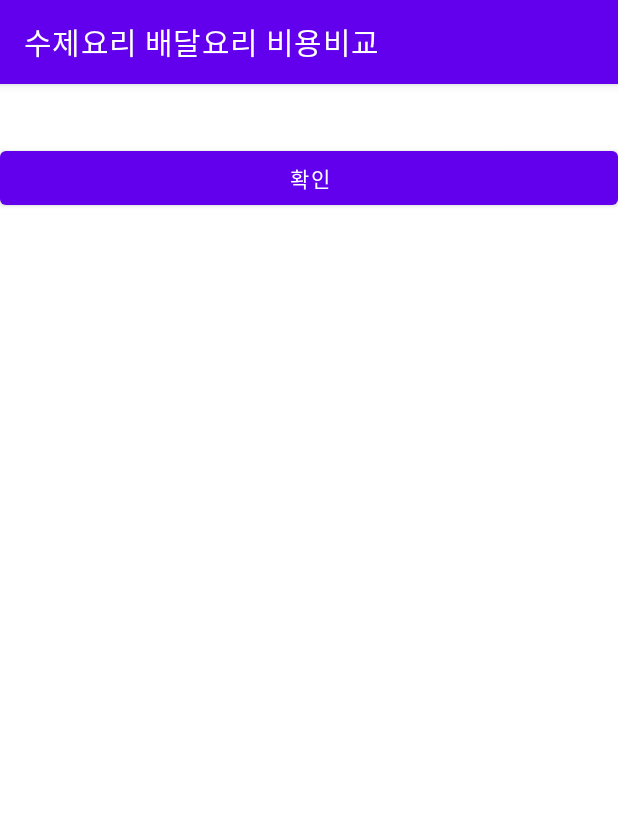
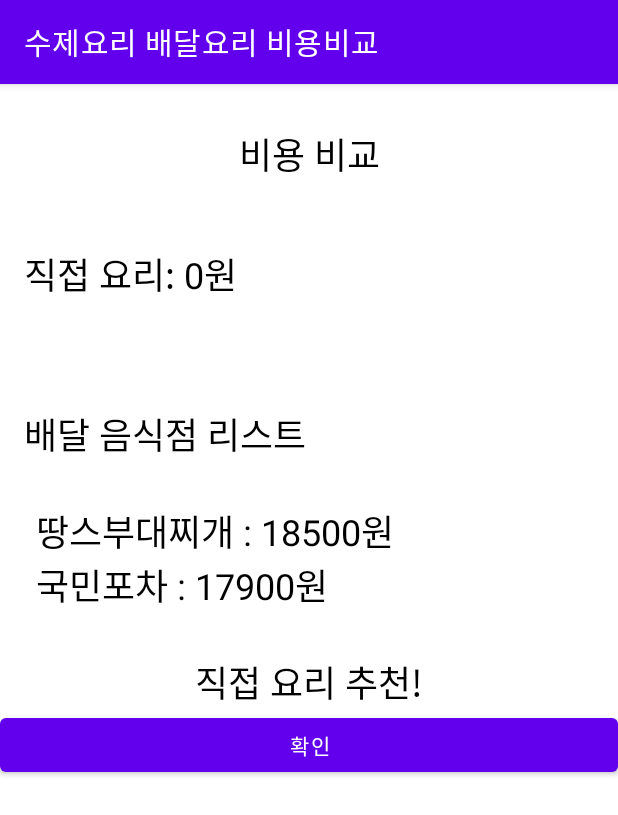
Before and after one commit to daseong42/cook1, an Android app: the resultActivity screen opened directly, with no data from a screen before it, on a phone screen of 412 x 824 dp. Shown: the top 815 px of the screen. Run offline under Robolectric (Android 15) with nearby library versions, the phone set to English and light mode, and no system bars; 2 statements that could not run were skipped.

Commit message:
부대찌개만 완성

```diff
--- a/app/src/main/java/com/cookandroid/project/resultActivity.java
+++ b/app/src/main/java/com/cookandroid/project/resultActivity.java
@@ -1,38 +1,41 @@
 package com.cookandroid.project;
 
 import android.content.Intent;
-import android.graphics.Color;
 import android.os.Bundle;
-import android.os.PersistableBundle;
-import android.view.MenuItem;
 import android.view.View;
-import android.widget.AdapterView;
 import android.widget.Button;
-import android.widget.LinearLayout;
-import android.widget.ListView;
 import android.widget.TextView;
 
-import androidx.annotation.NonNull;
-import androidx.annotation.Nullable;
 import androidx.appcompat.app.AppCompatActivity;
 
-import java.io.Serializable;
-import java.util.ArrayList;
-import java.util.Arrays;
 import java.util.HashMap;
-import java.util.List;
 
 
 public class resultActivity extends AppCompatActivity {
+
+    private TextView ResultTextView;
+    private TextView ResultText;
+    HashMap<String, Double>RestaurantPrices = new HashMap<>() ;
+
     @Override
     protected void onCreate(Bundle savedInstanceState) {
         super.onCreate(savedInstanceState);
         setContentView(R.layout.activity_result);
 
+        //가게 가격
+        RestaurantPrices.put("국민포차", 17900.0);
+        RestaurantPrices.put("땅스부대찌개", 18500.0);
+
         Intent intent = getIntent();
+        //선택한 식재료 출력
         HashMap<String, Double> selectedIngredients = (HashMap<String, Double>) intent.getSerializableExtra("selectedIngredients");
+        double totalSelectedIngredientsCost = displaySelectedIngredients(selectedIngredients);
 
-        displaySelectedIngredients(selectedIngredients);
+        // 각 레스토랑 추천메뉴 세부 가격 출력
+        double totalRestaurantCost = displayRestaurantPrices();
+
+        // 가격 비교 및 추천
+        comparePricesAndRecommend(totalSelectedIngredientsCost, totalRestaurantCost);
 
         //처음으로 돌아가는 버튼
         Button nextButton = findViewById(R.id.backbutton);
@@ -43,13 +46,38 @@ public class resultActivity extends AppCompatActivity {
         });
     }
 
-    private void displaySelectedIngredients(HashMap<String, Double> selectedIngredients) {
+    //선택한 식재료 가격 합산 출력
+    private double displaySelectedIngredients(HashMap<String, Double> selectedIngredients) {
         TextView resultTextView = findViewById(R.id.ResultTextView);
-        String resultText = "";
+        double totalCost = 0;
         for (String ingredient : selectedIngredients.keySet()) {
-            resultText += ingredient + " (" + selectedIngredients.get(ingredient) + "원)\n";
+            totalCost += selectedIngredients.get(ingredient);
         }
-        resultTextView.setText(resultText);
+        resultTextView.setText("직접 요리: " + Math.round(totalCost) + "원");
+        return totalCost;
+    }
+
+    //가게 메뉴 가격 목록 출력
+    private double displayRestaurantPrices() {
+        TextView restaurantPricesTextView = findViewById(R.id.Restaurant);
+        String restaurantPricesText = "";
+        double totalRestaurantCost = 0;
+        for (String restaurant : RestaurantPrices.keySet()) {
+            restaurantPricesText += restaurant + " : " + Math.round(RestaurantPrices.get(restaurant)) + "원\n";
+            totalRestaurantCost += RestaurantPrices.get(restaurant);
+        }
+        restaurantPricesTextView.setText(restaurantPricesText);
+        return totalRestaurantCost;
+    }
+
+    //가격 비교
+    private void comparePricesAndRecommend(double selectedIngredientsTotal, double restaurantTotal) {
+        TextView compareText = findViewById(R.id.comparetext);
+        if (selectedIngredientsTotal > restaurantTotal) {
+            compareText.setText("배달 추천!");
+        } else {
+            compareText.setText("직접 요리 추천!");
+        }
     }
 
     //처음으로 돌아가는 버튼 기능
--- a/app/src/main/res/layout/activity_result.xml
+++ b/app/src/main/res/layout/activity_result.xml
@@ -7,16 +7,64 @@
 
     <LinearLayout
         android:layout_width="match_parent"
+        android:layout_height="93dp"
+        android:gravity="center"
+        android:orientation="horizontal"
+        android:padding="16dp">
+        <TextView
+            android:layout_width="match_parent"
+            android:layout_height="63dp"
+            android:textColor="@android:color/black"
+            android:textSize="24sp"
+            android:text="비용 비교"
+            android:gravity="center"/>
+    </LinearLayout>
+
+    <LinearLayout
+        android:layout_width="match_parent"
+        android:layout_height="93dp"
+        android:gravity="center"
+        android:orientation="horizontal"
+        android:padding="16dp">
+        <TextView
+            android:id="@+id/ResultTextView"
+            android:layout_width="match_parent"
+            android:layout_height="63dp"
+            android:textColor="@android:color/black"
+            android:textSize="24sp"
+            tools:text="식재료 합산"
+            android:gravity="left"/>
+    </LinearLayout>
+
+    <LinearLayout
+        android:layout_width="match_parent"
+        android:layout_height="93dp"
+        android:gravity="center"
+        android:orientation="horizontal"
+        android:padding="16dp">
+        <TextView
+            android:layout_width="match_parent"
+            android:layout_height="wrap_content"
+            android:textColor="@android:color/black"
+            android:textSize="24sp"
+            android:text="배달 음식점 리스트"
+            android:gravity="left"/>
+    </LinearLayout>
+
+    <LinearLayout
+        android:layout_width="match_parent"
         android:layout_height="wrap_content"
         android:gravity="center"
         android:orientation="horizontal">
         <TextView
-            android:id="@+id/ResultTextView"
+            android:id="@+id/Restaurant"
             android:layout_width="match_parent"
             android:layout_height="wrap_content"
             android:textColor="@android:color/black"
-            tools:text="식재료 종합값"
-            android:gravity="center"/>
+            android:textSize="24sp"
+            tools:text="가게 메뉴 가격"
+            android:gravity="left"
+            android:paddingLeft="24sp"/>
     </LinearLayout>
 
     <!--비교 결과 위치-->
@@ -29,6 +77,8 @@
             android:id="@+id/comparetext"
             android:layout_width="match_parent"
             android:layout_height="match_parent"
+            android:textSize="24sp"
+            android:textColor="@android:color/black"
             tools:text="비교결과 위치"
             android:gravity="center"/>
     </LinearLayout>
```
Also changed, not shown: app/src/main/java/com/cookandroid/project/DetailActivity.java (+42 -75 lines).
